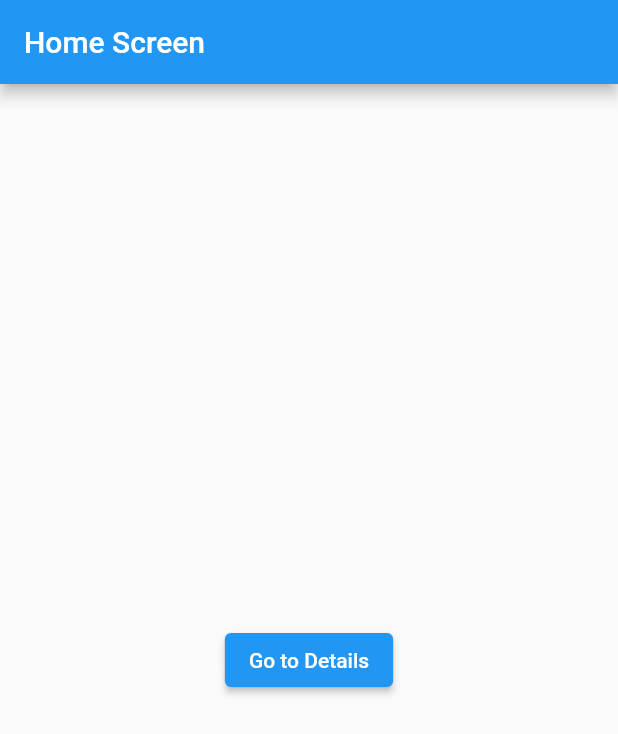
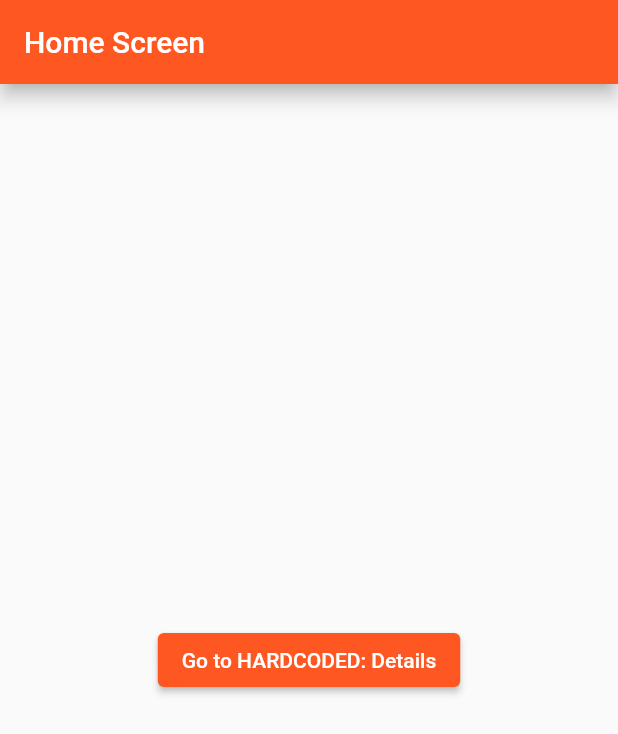
Before and after one commit to jbarszczewski/riverpod-app-template, a Flutter app: the screen it shows after launch, on a phone screen of 412 x 824 dp. Shown: the top 734 px of the screen. Run offline on Flutter 3.47's test engine with Material 2 defaults, Android fonts, the phone set to English and light mode, and no system bars; our stand-ins replace go_router; generated files the repository leaves out were written again.

Commit message:
feat: add App Themes (light and dark)

```diff
--- a/lib/src/app.dart
+++ b/lib/src/app.dart
@@ -1,5 +1,6 @@
 import 'package:flutter/material.dart';
 import 'package:flutter_gen/gen_l10n/app_localizations.dart';
+import 'package:riverpod_app_template/src/themes/app_theme.dart';
 
 import 'routing/app_router.dart';
 
@@ -12,6 +13,9 @@ class MyApp extends StatelessWidget {
       localizationsDelegates: AppLocalizations.localizationsDelegates,
       supportedLocales: AppLocalizations.supportedLocales,
       routerConfig: router,
+      theme: AppTheme.light,
+      darkTheme: AppTheme.dark,
+      themeMode: ThemeMode.system,
     );
   }
 }
--- a/lib/src/features/home/home_screen.dart
+++ b/lib/src/features/home/home_screen.dart
@@ -1,6 +1,7 @@
 import 'package:flutter/material.dart';
 import 'package:flutter_gen/gen_l10n/app_localizations.dart';
 import 'package:go_router/go_router.dart';
+import 'package:riverpod_app_template/src/l10n/string_hardcoded.dart';
 
 import '../../routing/app_router.dart';
 
@@ -17,7 +18,7 @@ class HomeScreen extends StatelessWidget {
         body: Center(
           child: ElevatedButton(
             onPressed: () => context.pushNamed(AppRoute.details.name),
-            child: Text(l10n.goTo("Details")),
+            child: Text(l10n.goTo("Details".hardcoded)),
           ),
         ));
   }
--- /dev/null
+++ b/lib/src/l10n/string_hardcoded.dart
@@ -0,0 +1,5 @@
+/// A simple placehjolder that can be used to search for hardcoded strings.
+/// This is used to find strings that should be localized.
+extension StringHardcoded on String {
+  String get hardcoded => 'HARDCODED: $this';
+}
--- /dev/null
+++ b/lib/src/themes/app_theme.dart
@@ -0,0 +1,16 @@
+import 'package:flutter/material.dart';
+
+abstract class AppTheme {
+  static ThemeData get light {
+    return ThemeData(
+        appBarTheme: const AppBarTheme(elevation: 5, color: Colors.deepOrange),
+        primarySwatch: Colors.deepOrange);
+  }
+
+  static ThemeData get dark {
+    return ThemeData(
+        appBarTheme: const AppBarTheme(elevation: 5, color: Colors.deepPurple),
+        primarySwatch: Colors.deepPurple,
+        brightness: Brightness.dark);
+  }
+}
```
